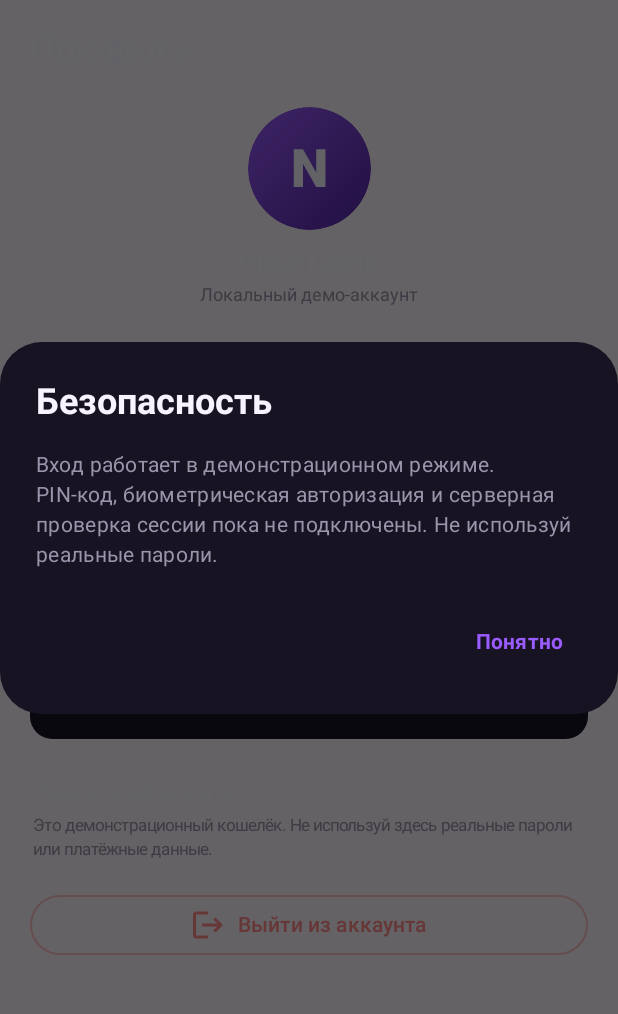
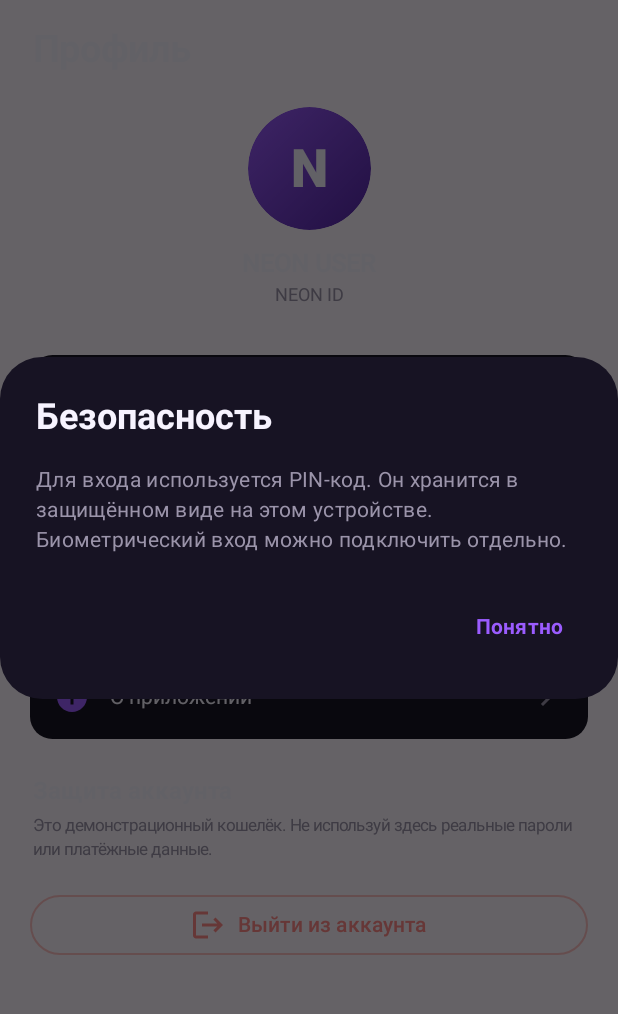
Before and after one commit to antonpav336-hub/neon-wallet, an Android app built with Jetpack Compose: the composable Profile called with empty values, after a tap on "Безопасность", on a phone screen of 412 x 824 dp, the part 90-1104 px from its top. Run offline under Robolectric (Android 15) with nearby library versions, the phone set to English and light mode, and no system bars; 6 statements that could not run were skipped.

Commit message:
Remove repetitive demo notices and reflect PIN security

```diff
--- a/app/src/main/java/com/neonwallet/app/ProfileScreen.kt
+++ b/app/src/main/java/com/neonwallet/app/ProfileScreen.kt
@@ -49,7 +49,7 @@ internal fun Profile(email: String, onSignOut: () -> Unit) {
         }
         Spacer(Modifier.height(12.dp))
         Text("NEON USER", Modifier.align(Alignment.CenterHorizontally), color = White, fontWeight = FontWeight.Bold, fontSize = 17.sp)
-        Text(email.ifBlank { "Локальный демо-аккаунт" }, Modifier.align(Alignment.CenterHorizontally).padding(top = 4.dp), color = Muted, fontSize = 12.sp)
+        Text(email.ifBlank { "NEON ID" }, Modifier.align(Alignment.CenterHorizontally).padding(top = 4.dp), color = Muted, fontSize = 12.sp)
         Spacer(Modifier.height(28.dp))
         val sections = listOf(
             Triple("Личные данные", Icons.Default.Person, "personal"),
@@ -90,7 +90,7 @@ internal fun Profile(email: String, onSignOut: () -> Unit) {
         }
         val message = when (section) {
             "personal" -> "NEON ID\n${email.ifBlank { "Локальный демо-аккаунт" }}\n\nДанные аккаунта хранятся локально на этом устройстве."
-            "security" -> "Вход работает в демонстрационном режиме. PIN-код, биометрическая авторизация и серверная проверка сессии пока не подключены. Не используй реальные пароли."
+            "security" -> "Для входа используется PIN-код. Он хранится в защищённом виде на этом устройстве. Биометрический вход можно подключить отдельно."
             "notifications" -> "Push-уведомления и банковские оповещения пока не подключены. Историю демонстрационных операций можно посмотреть во вкладке «История»."
             else -> "NEON WALLET\nВерсия 1.0.0\n\nДемонстрационный интерфейс электронного кошелька. Баланс и операции учебные, реальные деньги не перемещаются."
         }
@@ -112,7 +112,7 @@ internal fun Profile(email: String, onSignOut: () -> Unit) {
             onDismissRequest = { confirmSignOut = false },
             containerColor = Panel,
             title = { Text("Выйти из аккаунта?", color = White, fontWeight = FontWeight.Bold) },
-            text = { Text("Текущая сессия на этом устройстве будет завершена. Сохранённые демо-операции останутся в аккаунте.", color = Muted) },
+            text = { Text("Текущая сессия на этом устройстве будет завершена. Сохранённая история операций останется на устройстве.", color = Muted) },
             confirmButton = {
                 TextButton(onClick = {
                     confirmSignOut = false
```
